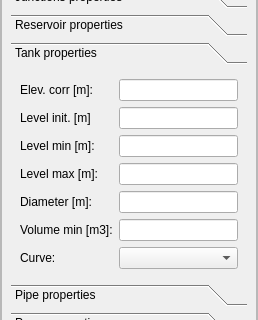
First picture: the form in qepanet_dockwidget_base.ui, repository aecforge/QEPANET, before the edit; both pictures show x 0 to 258 and y 207 to 527 of the 258 by 684 pixel window.
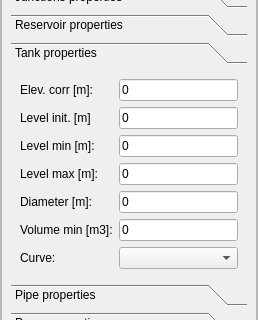
Second picture: the form after the edit.

The edit to the form file:
```diff
--- a/qepanet_dockwidget_base.ui
+++ b/qepanet_dockwidget_base.ui
@@ -392,10 +392,18 @@
                 </widget>
                </item>
                <item row="0" column="1">
-                <widget class="QLineEdit" name="txt_tank_elev_corr"/>
+                <widget class="QLineEdit" name="txt_tank_elev_corr">
+                 <property name="text">
+                  <string>0</string>
+                 </property>
+                </widget>
                </item>
                <item row="1" column="1">
-                <widget class="QLineEdit" name="txt_tank_level_init"/>
+                <widget class="QLineEdit" name="txt_tank_level_init">
+                 <property name="text">
+                  <string>0</string>
+                 </property>
+                </widget>
                </item>
                <item row="2" column="0">
                 <widget class="QLabel" name="lbl_tank_level_min">
@@ -405,7 +413,11 @@
                 </widget>
                </item>
                <item row="2" column="1">
-                <widget class="QLineEdit" name="txt_tank_level_min"/>
+                <widget class="QLineEdit" name="txt_tank_level_min">
+                 <property name="text">
+                  <string>0</string>
+                 </property>
+                </widget>
                </item>
                <item row="3" column="0">
                 <widget class="QLabel" name="lbl_tank_level_max">
@@ -415,7 +427,11 @@
                 </widget>
                </item>
                <item row="3" column="1">
-                <widget class="QLineEdit" name="txt_tank_level_max"/>
+                <widget class="QLineEdit" name="txt_tank_level_max">
+                 <property name="text">
+                  <string>0</string>
+                 </property>
+                </widget>
                </item>
                <item row="4" column="0">
                 <widget class="QLabel" name="lbl_tank_diameter">
@@ -425,7 +441,11 @@
                 </widget>
                </item>
                <item row="4" column="1">
-                <widget class="QLineEdit" name="txt_tank_diameter"/>
+                <widget class="QLineEdit" name="txt_tank_diameter">
+                 <property name="text">
+                  <string>0</string>
+                 </property>
+                </widget>
                </item>
                <item row="5" column="0">
                 <widget class="QLabel" name="lbl_tank_vol_min">
@@ -435,7 +455,11 @@
                 </widget>
                </item>
                <item row="5" column="1">
-                <widget class="QLineEdit" name="txt_tank_vol_min"/>
+                <widget class="QLineEdit" name="txt_tank_vol_min">
+                 <property name="text">
+                  <string>0</string>
+                 </property>
+                </widget>
                </item>
                <item row="6" column="0">
                 <widget class="QLabel" name="lbl_tank_curve">
```
